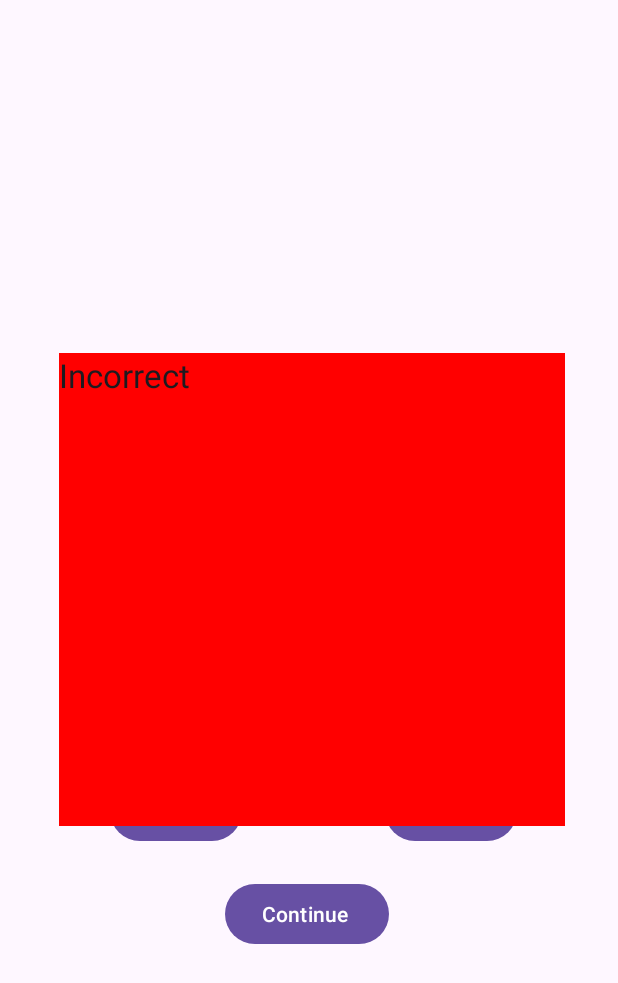
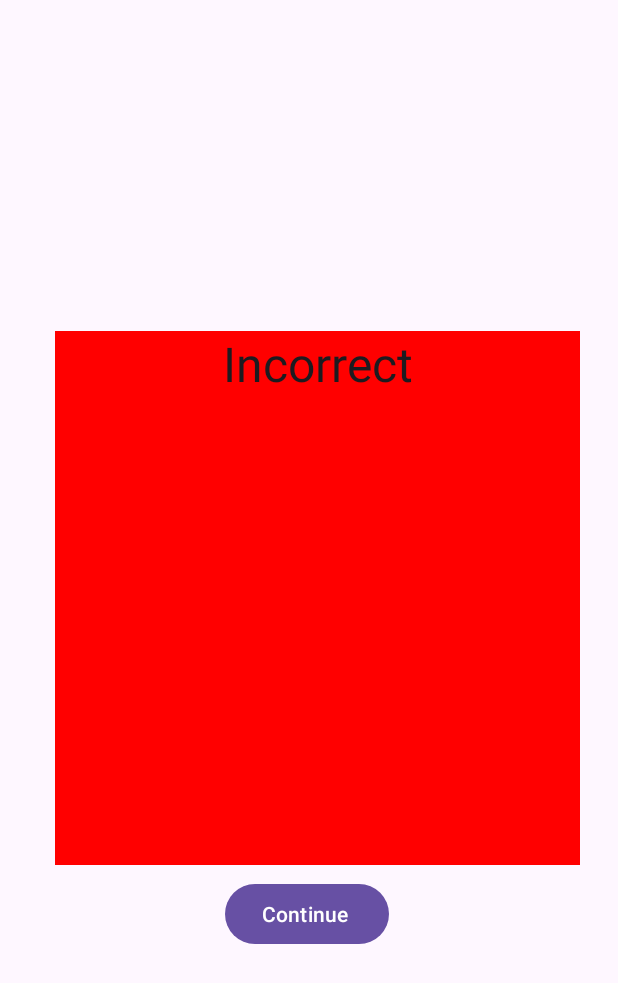
Before and after one commit to ben11norton/AndriodAppAssignment2, an Android app: the screen it shows after launch (MainActivity), after a tap on "True", on a phone screen of 412 x 824 dp. Shown: the top 983 px of the screen. Run offline under Robolectric (Android 15) with nearby library versions, the phone set to English and light mode, and no system bars; 1 other tap on this screen came first.

Commit message:
adding styling and size for answer pop ups

```diff
--- a/app/src/main/java/com/example/andriodappassignment2/MainActivity.kt
+++ b/app/src/main/java/com/example/andriodappassignment2/MainActivity.kt
@@ -76,7 +76,7 @@ class MainActivity : AppCompatActivity() {
         fun showSummaryPage(){
             // here we should show all the questions and correct and incorrect answers
             // show our summaryPage pop up
-            summaryPage.visibility = View.INVISIBLE
+            summaryPage.visibility = View.VISIBLE
             summaryPage.setBackgroundColor(Color.WHITE)
             restartQuiz.visibility = View.VISIBLE
 
@@ -119,6 +119,9 @@ class MainActivity : AppCompatActivity() {
             answerDisplayMessage.setBackgroundColor(Color.GREEN)
             // then we set our text content to "Correct!"
             answerDisplayMessage.setText("Correct!")
+            // give our message a large font and make the text in the center of the pop up
+            answerDisplayMessage.textSize = 32f
+            answerDisplayMessage.textAlignment = View.TEXT_ALIGNMENT_CENTER
         }
 
         fun showIncorrectAnswerPopUpMessage(){
@@ -129,6 +132,9 @@ class MainActivity : AppCompatActivity() {
             answerDisplayMessage.setBackgroundColor(Color.RED)
             // then we set our text content to "Incorrect"
             answerDisplayMessage.setText("Incorrect")
+            // give our message a large font and make the text in the center of the pop up
+            answerDisplayMessage.textSize = 32f
+            answerDisplayMessage.textAlignment = View.TEXT_ALIGNMENT_CENTER
         }
 
 
--- a/app/src/main/res/layout/activity_main.xml
+++ b/app/src/main/res/layout/activity_main.xml
@@ -84,16 +84,16 @@
 
     <TextView
         android:id="@+id/answerDisplayMessage"
-        android:layout_width="337dp"
-        android:layout_height="315dp"
+        android:layout_width="350dp"
+        android:layout_height="356dp"
         android:text="TextView"
         android:textAppearance="@style/TextAppearance.AppCompat.Large"
         app:layout_constraintBottom_toBottomOf="parent"
         app:layout_constraintEnd_toEndOf="parent"
-        app:layout_constraintHorizontal_bias="0.528"
+        app:layout_constraintHorizontal_bias="0.59"
         app:layout_constraintStart_toStartOf="parent"
         app:layout_constraintTop_toTopOf="parent"
-        app:layout_constraintVertical_bias="0.463"
+        app:layout_constraintVertical_bias="0.472"
         tools:visibility="invisible" />
 
     <Button
@@ -110,13 +110,14 @@
 
     <TextView
         android:id="@+id/summaryPage"
-        android:layout_width="390dp"
+        android:layout_width="386dp"
         android:layout_height="453dp"
         app:layout_constraintBottom_toBottomOf="parent"
         app:layout_constraintEnd_toEndOf="parent"
+        app:layout_constraintHorizontal_bias="0.64"
         app:layout_constraintStart_toStartOf="parent"
         app:layout_constraintTop_toTopOf="parent"
-        app:layout_constraintVertical_bias="0.435" />
+        app:layout_constraintVertical_bias="0.471" />
 
     <Button
         android:id="@+id/restartQuiz"
```
